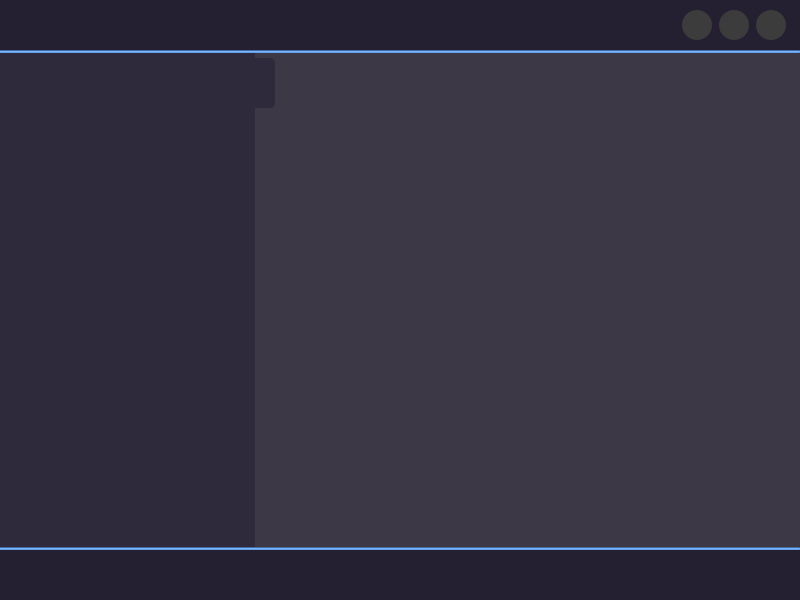
This is mainwindow.ui in frknrnn/Qt_AppStore as Qt 5 draws it before an edit. The edited form follows.
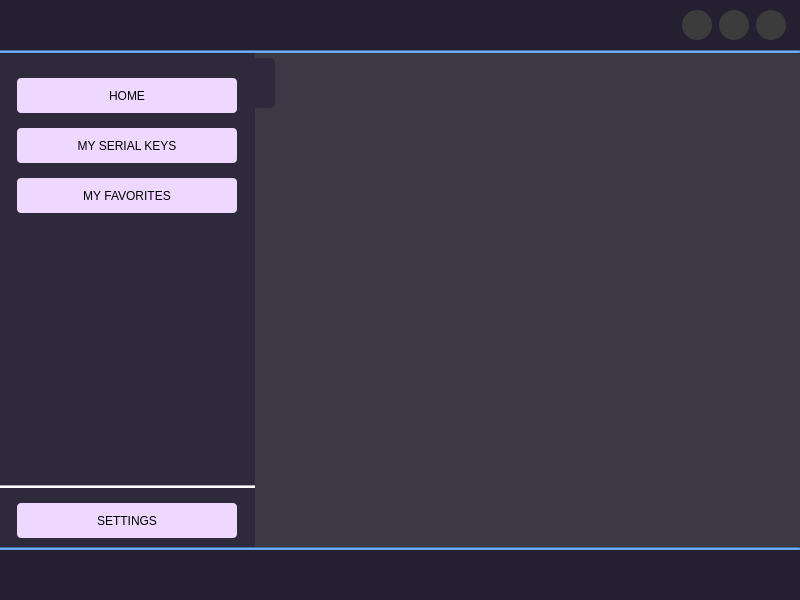
This is the edited form. Icons and pictures are not drawn.

Commit message: MainWindow kısmında left menu için home, serial keys, favorites ve settings butonları eklendi.

```diff
--- a/mainwindow.ui
+++ b/mainwindow.ui
@@ -411,12 +411,217 @@
           </property>
           <item>
            <widget class="QFrame" name="frame_leftMenuContent">
+            <property name="maximumSize">
+             <size>
+              <width>16777215</width>
+              <height>16777215</height>
+             </size>
+            </property>
             <property name="frameShape">
              <enum>QFrame::NoFrame</enum>
             </property>
             <property name="frameShadow">
              <enum>QFrame::Raised</enum>
             </property>
+            <layout class="QVBoxLayout" name="verticalLayout_3">
+             <property name="spacing">
+              <number>15</number>
+             </property>
+             <property name="leftMargin">
+              <number>0</number>
+             </property>
+             <property name="topMargin">
+              <number>25</number>
+             </property>
+             <property name="rightMargin">
+              <number>0</number>
+             </property>
+             <item alignment="Qt::AlignHCenter">
+              <widget class="QPushButton" name="pushButton_dashboard">
+               <property name="minimumSize">
+                <size>
+                 <width>220</width>
+                 <height>35</height>
+                </size>
+               </property>
+               <property name="maximumSize">
+                <size>
+                 <width>220</width>
+                 <height>35</height>
+                </size>
+               </property>
+               <property name="cursor">
+                <cursorShape>PointingHandCursor</cursorShape>
+               </property>
+               <property name="styleSheet">
+                <string notr="true">QPushButton{
+background-color: rgb(239, 216, 255);
+border-radius:4px;
+border:none;
+padding: 0px 10px;
+background-repeat: no-repeat;
+background-position: left center;
+background-origin: content;
+color: rgb(0, 0, 0);
+font: 700 11pt &quot;Sans&quot;;
+}
+QPushButton::hover{
+	background-color: rgb(216, 171, 255);
+}
+</string>
+               </property>
+               <property name="text">
+                <string>HOME</string>
+               </property>
+              </widget>
+             </item>
+             <item alignment="Qt::AlignHCenter">
+              <widget class="QPushButton" name="pushButton_mySerialKeys">
+               <property name="minimumSize">
+                <size>
+                 <width>220</width>
+                 <height>35</height>
+                </size>
+               </property>
+               <property name="maximumSize">
+                <size>
+                 <width>220</width>
+                 <height>35</height>
+                </size>
+               </property>
+               <property name="cursor">
+                <cursorShape>PointingHandCursor</cursorShape>
+               </property>
+               <property name="styleSheet">
+                <string notr="true">QPushButton{
+background-color: rgb(239, 216, 255);
+border-radius:4px;
+border:none;
+padding: 0px 10px;
+background-repeat: no-repeat;
+background-position: left center;
+background-origin: content;
+color: rgb(0, 0, 0);
+font: 700 11pt &quot;Sans&quot;;
+}
+QPushButton::hover{
+	background-color: rgb(216, 171, 255);
+}
+</string>
+               </property>
+               <property name="text">
+                <string>MY SERIAL KEYS</string>
+               </property>
+              </widget>
+             </item>
+             <item alignment="Qt::AlignHCenter">
+              <widget class="QPushButton" name="pushButton_myFavorites">
+               <property name="minimumSize">
+                <size>
+                 <width>220</width>
+                 <height>35</height>
+                </size>
+               </property>
+               <property name="maximumSize">
+                <size>
+                 <width>220</width>
+                 <height>35</height>
+                </size>
+               </property>
+               <property name="cursor">
+                <cursorShape>PointingHandCursor</cursorShape>
+               </property>
+               <property name="styleSheet">
+                <string notr="true">QPushButton{
+background-color: rgb(239, 216, 255);
+border-radius:4px;
+border:none;
+padding: 0px 10px;
+background-repeat: no-repeat;
+background-position: left center;
+background-origin: content;
+color: rgb(0, 0, 0);
+font: 700 11pt &quot;Sans&quot;;
+}
+QPushButton::hover{
+	background-color: rgb(216, 171, 255);
+}
+</string>
+               </property>
+               <property name="text">
+                <string>MY FAVORITES</string>
+               </property>
+              </widget>
+             </item>
+             <item>
+              <spacer name="verticalSpacer_2">
+               <property name="orientation">
+                <enum>Qt::Vertical</enum>
+               </property>
+               <property name="sizeHint" stdset="0">
+                <size>
+                 <width>20</width>
+                 <height>239</height>
+                </size>
+               </property>
+              </spacer>
+             </item>
+             <item>
+              <widget class="Line" name="line_3">
+               <property name="styleSheet">
+                <string notr="true">background-color: rgb(255, 255, 255);</string>
+               </property>
+               <property name="frameShadow">
+                <enum>QFrame::Sunken</enum>
+               </property>
+               <property name="lineWidth">
+                <number>1</number>
+               </property>
+               <property name="orientation">
+                <enum>Qt::Horizontal</enum>
+               </property>
+              </widget>
+             </item>
+             <item alignment="Qt::AlignHCenter">
+              <widget class="QPushButton" name="pushButton_settings">
+               <property name="minimumSize">
+                <size>
+                 <width>220</width>
+                 <height>35</height>
+                </size>
+               </property>
+               <property name="maximumSize">
+                <size>
+                 <width>220</width>
+                 <height>35</height>
+                </size>
+               </property>
+               <property name="cursor">
+                <cursorShape>PointingHandCursor</cursorShape>
+               </property>
+               <property name="styleSheet">
+                <string notr="true">QPushButton{
+background-color: rgb(239, 216, 255);
+border-radius:4px;
+border:none;
+padding: 0px 10px;
+background-repeat: no-repeat;
+background-position: left center;
+background-origin: content;
+color: rgb(0, 0, 0);
+font: 700 11pt &quot;Sans&quot;;
+}
+QPushButton::hover{
+	background-color: rgb(216, 171, 255);
+}
+</string>
+               </property>
+               <property name="text">
+                <string>SETTINGS</string>
+               </property>
+              </widget>
+             </item>
+            </layout>
            </widget>
           </item>
           <item>
```
The commit also changes 7 other files.
